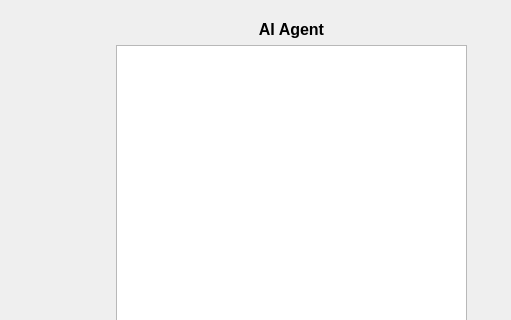
Above: include/mainwindow.ui from YC-CLT/short-term-qt-project before the change; both pictures show x 794 to 1305 and y 0 to 320 of the 1305 by 771 pixel window. Below: the same form after it.
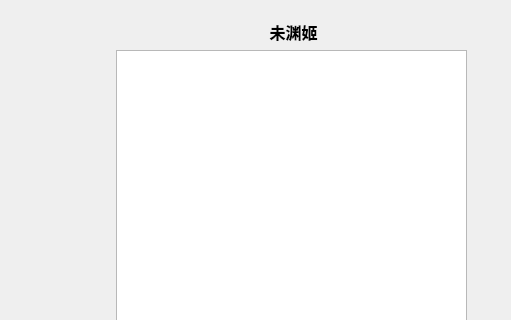
That is the form after the change.

```diff
--- a/include/mainwindow.ui
+++ b/include/mainwindow.ui
@@ -3631,7 +3631,7 @@
         </font>
        </property>
        <property name="text">
-        <string>AI Agent</string>
+        <string> 未渊姬</string>
        </property>
        <property name="alignment">
         <set>Qt::AlignmentFlag::AlignCenter</set>
```
